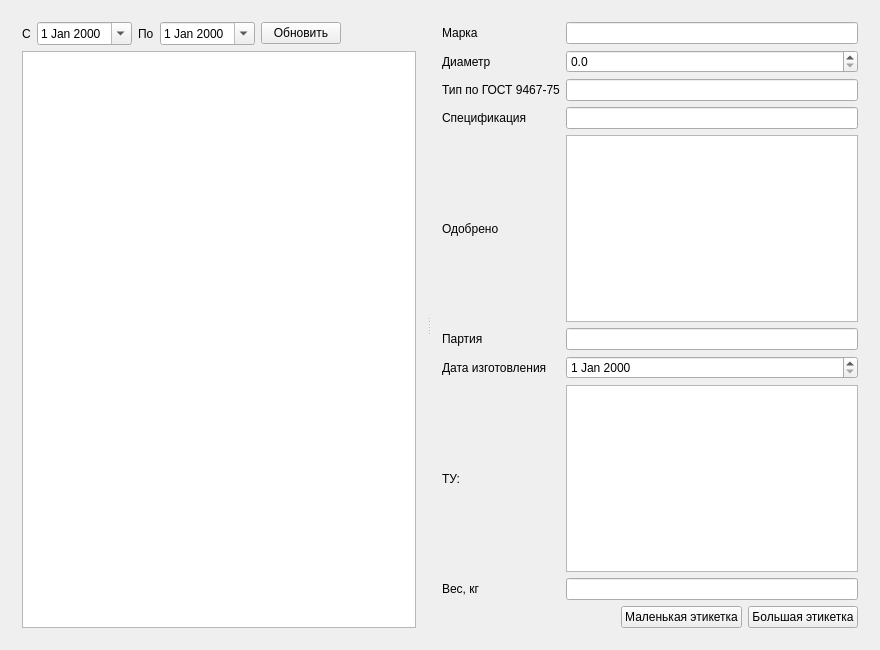
Above: mainwidget.ui from Sergeyego/el_labels before the change. Below: the same form after it.
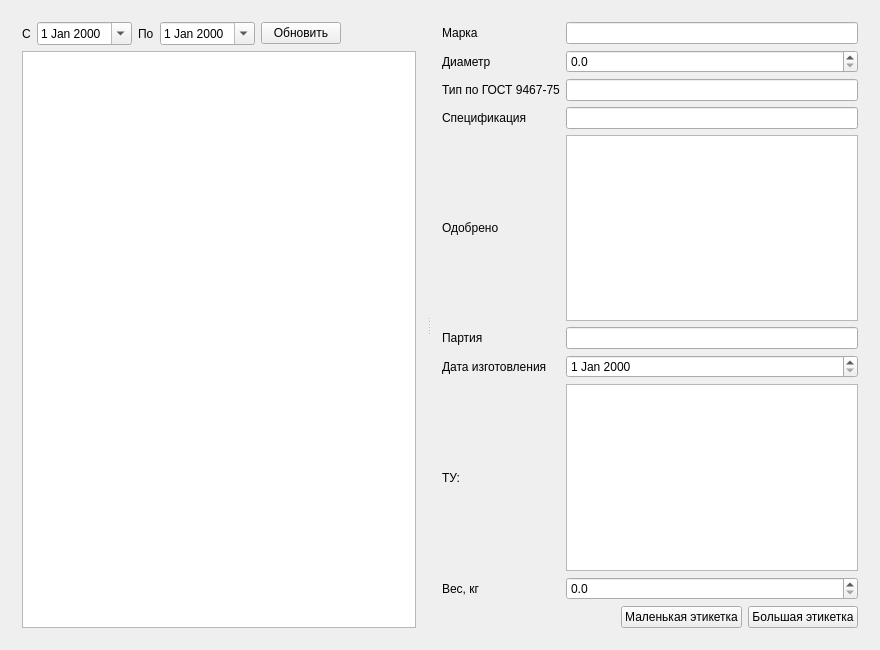
That is the form after the change.

What changed in the file:
```diff
--- a/mainwidget.ui
+++ b/mainwidget.ui
@@ -184,7 +184,11 @@
           </widget>
          </item>
          <item row="8" column="1">
-          <widget class="QLineEdit" name="lineEditVes"/>
+          <widget class="QDoubleSpinBox" name="doubleSpinBoxMas">
+           <property name="decimals">
+            <number>1</number>
+           </property>
+          </widget>
          </item>
         </layout>
        </item>
```
